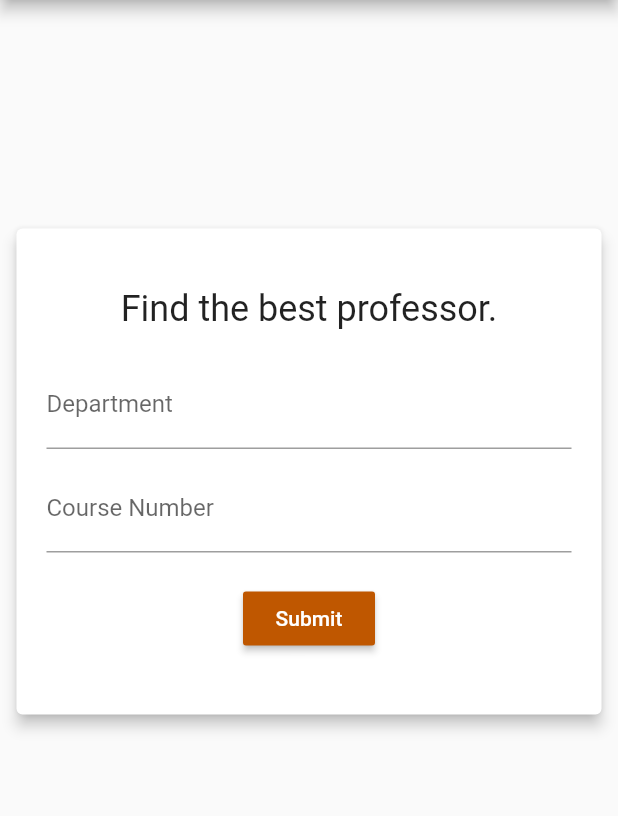
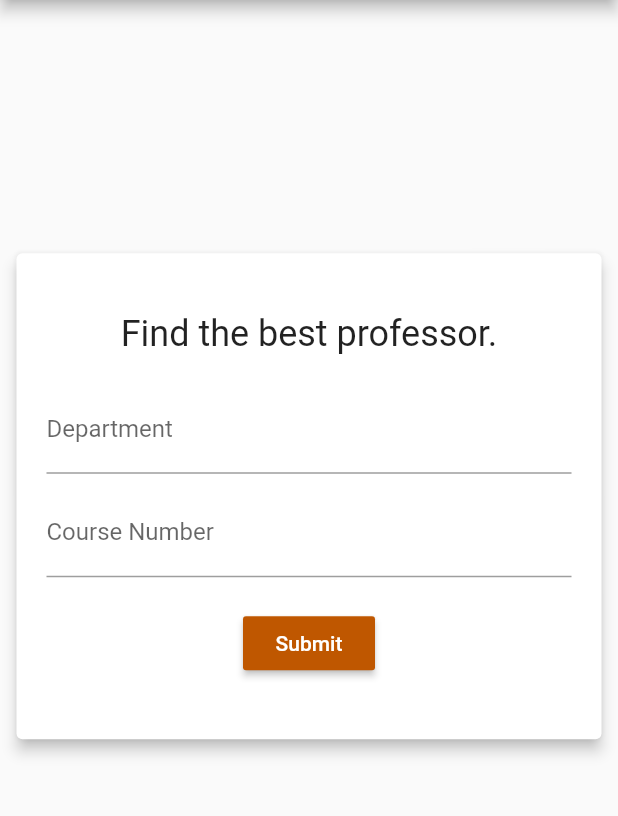
Before and after one commit to abhinavk99/PickYourProf-App, a Flutter app: the screen it shows after launch, on a phone screen of 412 x 824 dp, the part 84-900 px from its top. Run offline on Flutter 3.47's test engine with Material 2 defaults, Android fonts, the phone set to English and light mode, and no system bars; our stand-ins replace sqflite; missing offline and left inert: flutter_custom_tabs; accounts and stored records are empty.

```diff
--- a/lib/main.dart
+++ b/lib/main.dart
@@ -9,6 +9,7 @@ class PickYourProf extends StatelessWidget {
   Widget build(BuildContext context) {
     return MaterialApp(
       title: 'PickYourProf',
+      debugShowCheckedModeBanner: false,
       theme: ThemeData(
         // This is the theme of your application.
         //
@@ -72,7 +73,7 @@ class _HomePageState extends State<HomePage> {
         //Wrap body into ListView so the contents remain scrollable on smaller screen sizes
         children: <Widget>[
           Padding(
-            padding: EdgeInsets.only(top: MediaQuery.of(context).size.height * .18), //Dynamically Center Input Widget
+            padding: EdgeInsets.only(top: MediaQuery.of(context).size.height * .20), //Dynamically Center Input Widget
           ),
           CourseForm(),
         ],
```
Also changed, not shown: README_assets/CS314Entry.jpg (added), README_assets/CS314Results.jpg (added), README_assets/CS429Results.jpg (added), README_assets/Home.jpg (added), README_assets/MikeScottInfo.jpg (added), 1 other file.
